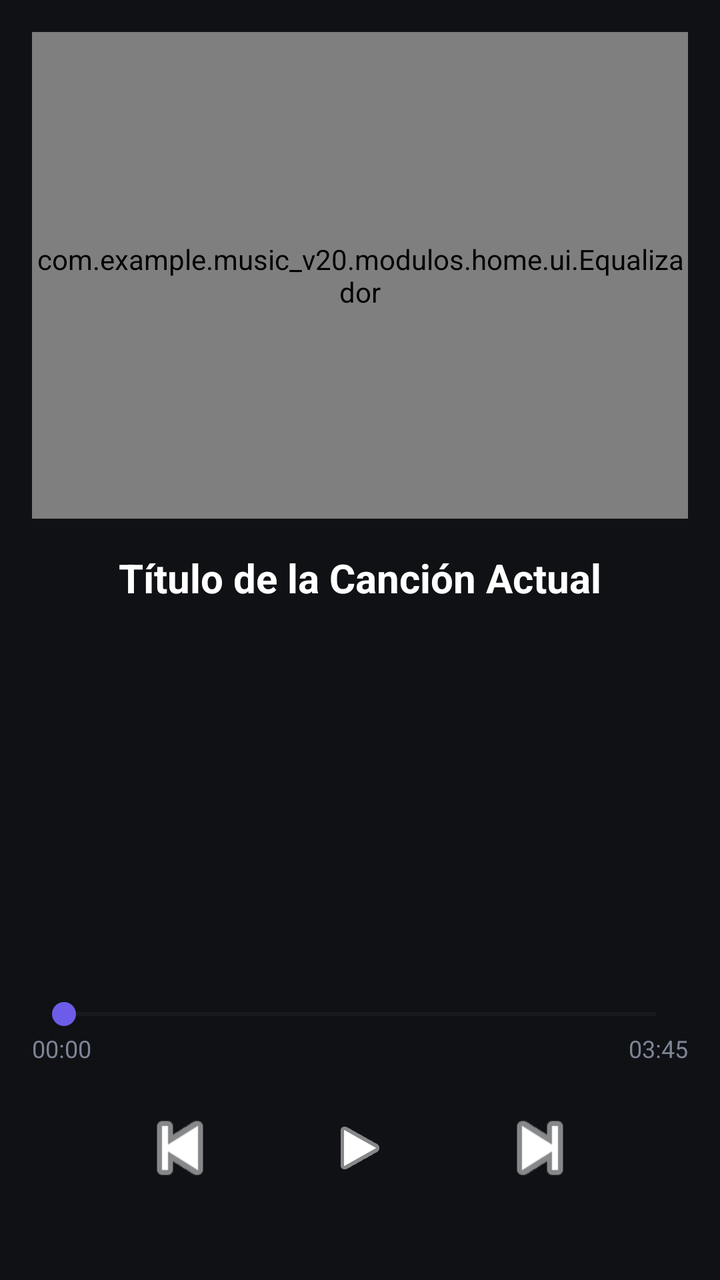
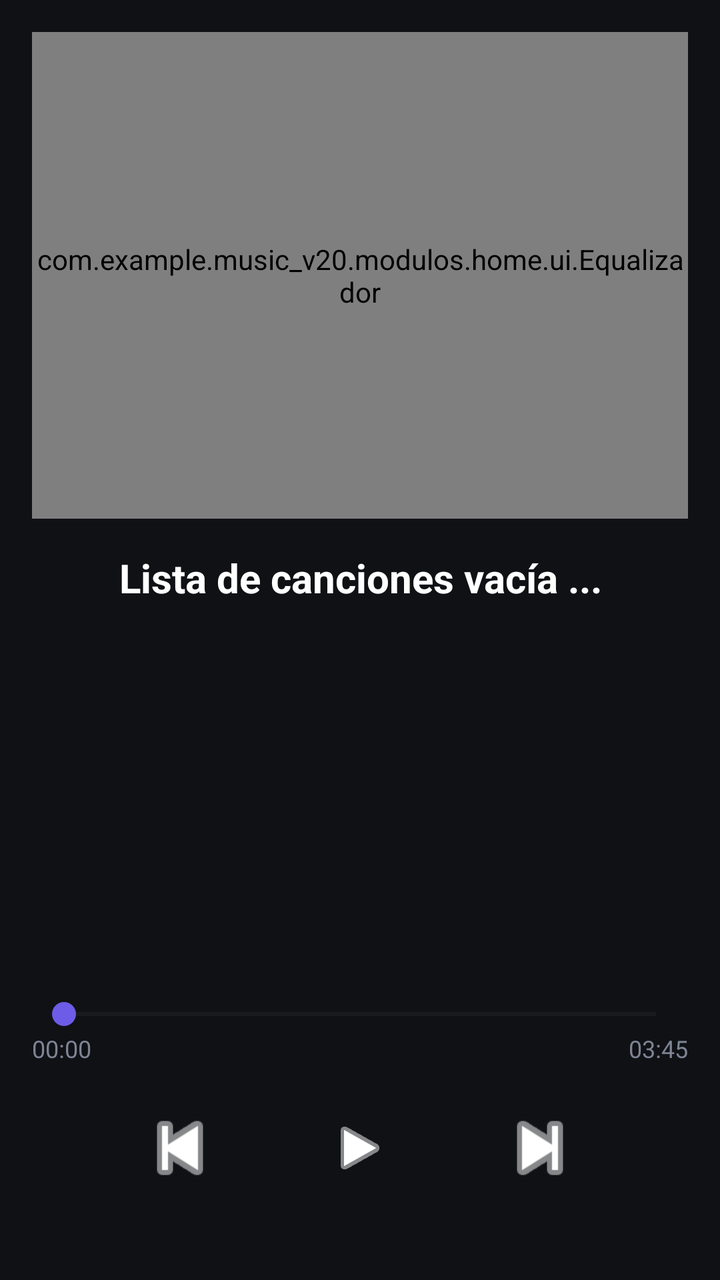

Two renders of the same Android screen: before a commit and after it. Below are the layout's source before the change and the commit's diff.
<!-- AndroidManifest.xml: application theme Theme.Music_V20 -->
<!-- res/layout/activity_player.xml -->
<?xml version="1.0" encoding="utf-8"?>
<androidx.constraintlayout.widget.ConstraintLayout
    xmlns:android= "http://schemas.android.com/apk/res/android"
    xmlns:app="http://schemas.android.com/apk/res-auto"
    xmlns:tools="http://schemas.android.com/tools"
    android:layout_width="match_parent"
    android:layout_height="match_parent"
    android:background="@color/backcolor_app"
    android:padding="16dp"
    tools:context=".modulos.home.ui.PlayerActivity">

    
    <com.example.music_v20.modulos.home.ui.Equalizador
        android:id="@+id/spectrumVisualizer"
        android:layout_width="0dp"
        android:layout_height="0dp"
        android:background="#0AFFFFFF"
        app:layout_constraintHeight_percent="0.4"
        app:layout_constraintEnd_toEndOf="parent"
        app:layout_constraintStart_toStartOf="parent"
        app:layout_constraintTop_toTopOf="parent" />

    <TextView
        android:id="@+id/txtCancion"
        android:layout_width="0dp"
        android:layout_height="wrap_content"
        android:layout_marginTop="16dp"
        android:text="Título de la Canción Actual"
        android:textAlignment="center"
        android:textSize="20sp"
        android:textColor="@color/texto_principal"
        android:textStyle="bold"
        android:maxLines="1"
        android:ellipsize="end"
        app:layout_constraintEnd_toEndOf="parent"
        app:layout_constraintStart_toStartOf="parent"
        app:layout_constraintTop_toBottomOf="@id/spectrumVisualizer" />

    
    <androidx.cardview.widget.CardView
        android:id="@+id/cardContenedorLista"
        android:layout_width="0dp"
        android:layout_height="0dp"
        android:layout_marginTop="16dp"
        android:layout_marginBottom="24dp"
        app:cardCornerRadius="20dp"
        app:cardElevation="0dp"
        app:cardBackgroundColor="@color/backcolor_app"
        app:layout_constraintBottom_toTopOf="@id/seekBarraProgreso"
        app:layout_constraintEnd_toEndOf="parent"
        app:layout_constraintStart_toStartOf="parent"
        app:layout_constraintTop_toBottomOf="@id/txtCancion">

        <androidx.recyclerview.widget.RecyclerView
            android:id="@+id/rvCanciones"
            android:layout_width="match_parent"
            android:layout_height="match_parent"
            android:padding="4dp"
            android:clipToPadding="false"
            tools:listitem="@layout/item_player" />

    </androidx.cardview.widget.CardView>

    
    <SeekBar
        android:id="@+id/seekBarraProgreso"
        android:layout_width="0dp"
        android:layout_height="wrap_content"
        android:layout_marginBottom="24dp"
        android:progressTint="@color/primario"
        android:thumbTint="@color/primario"
        android:progressBackgroundTint="#26FFFFFF"
        app:layout_constraintBottom_toTopOf="@id/btnPlay"
        app:layout_constraintEnd_toEndOf="parent"
        app:layout_constraintStart_toStartOf="parent" />

    <TextView
        android:id="@+id/txtProgreso"
        android:layout_width="wrap_content"
        android:layout_height="wrap_content"
        android:text="00:00"
        android:textSize="12sp"
        android:textColor="@color/texto_secundario"
        app:layout_constraintStart_toStartOf="@id/seekBarraProgreso"
        app:layout_constraintTop_toBottomOf="@id/seekBarraProgreso" />

    <TextView
        android:id="@+id/txtDuracion"
        android:layout_width="wrap_content"
        android:layout_height="wrap_content"
        android:text="03:45"
        android:textSize="12sp"
        android:textColor="@color/texto_secundario"
        app:layout_constraintEnd_toEndOf="@id/seekBarraProgreso"
        app:layout_constraintTop_toBottomOf="@id/seekBarraProgreso" />

    
    <ImageButton
        android:id="@+id/btnAtras"
        android:layout_width="48dp"
        android:layout_height="48dp"
        android:layout_marginEnd="32dp"
        android:background="?attr/selectableItemBackgroundBorderless"
        android:contentDescription="Atrás"
        android:scaleType="fitCenter"
        android:src="@android:drawable/ic_media_previous"
        app:tint="@color/texto_principal"
        app:layout_constraintBottom_toBottomOf="@id/btnPlay"
        app:layout_constraintEnd_toStartOf="@id/btnPlay"
        app:layout_constraintTop_toTopOf="@id/btnPlay" />

    
    <ImageButton
        android:id="@+id/btnPlay"
        android:layout_width="68dp"
        android:layout_height="68dp"
        android:layout_marginBottom="16dp"
        android:background="@android:color/transparent"
        android:backgroundTint="@color/primario"
        android:elevation="6dp"
        android:contentDescription="Play o Pause"
        android:scaleType="centerInside"
        android:src="@android:drawable/ic_media_play"
        app:tint="@color/texto_principal"
        app:layout_constraintBottom_toBottomOf="parent"
        app:layout_constraintEnd_toEndOf="parent"
        app:layout_constraintStart_toStartOf="parent" />

    
    <ImageButton
        android:id="@+id/btnAdelante"
        android:layout_width="48dp"
        android:layout_height="48dp"
        android:layout_marginStart="32dp"
        android:background="?attr/selectableItemBackgroundBorderless"
        android:contentDescription="Adelante"
        android:scaleType="fitCenter"
        android:src="@android:drawable/ic_media_next"
        app:tint="@color/texto_principal"
        app:layout_constraintBottom_toBottomOf="@id/btnPlay"
        app:layout_constraintStart_toEndOf="@id/btnPlay"
        app:layout_constraintTop_toTopOf="@id/btnPlay" />


    
    <ProgressBar
        android:id="@+id/pbCargando"
        android:layout_width="60dp"
        android:layout_height="60dp"
        android:visibility="gone"
        android:elevation="8dp"
        style="?android:attr/progressBarStyle"
        app:layout_constraintTop_toTopOf="parent"
        app:layout_constraintBottom_toBottomOf="parent"
        app:layout_constraintStart_toStartOf="parent"
        app:layout_constraintEnd_toEndOf="parent" />


</androidx.constraintlayout.widget.ConstraintLayout>
<!-- res/layout/item_player.xml (included above) -->
<?xml version="1.0" encoding="utf-8"?>
<androidx.cardview.widget.CardView
    xmlns:android="http://schemas.android.com/apk/res/android"
    xmlns:app="http://schemas.android.com/apk/res-auto"
    android:layout_width="match_parent"
    android:layout_height="wrap_content"
    android:clickable="true"
    android:focusable="true"
    android:layout_marginHorizontal="4dp"
    android:layout_marginVertical="6dp"
    android:foreground="?attr/selectableItemBackground"
    app:cardCornerRadius="14dp"
    app:cardElevation="0dp"
    app:cardBackgroundColor="@color/back_color_item">

    <LinearLayout
        android:layout_width="match_parent"
        android:layout_height="wrap_content"
        android:gravity="center_vertical"
        android:orientation="horizontal"
        android:padding="12dp">

        
        <ImageView
            android:id="@+id/imgPlay"
            android:layout_width="40dp"
            android:layout_height="40dp"
            android:padding="10dp"
            android:background="@android:color/transparent"
            android:backgroundTint="#1A6C5CE7"
            android:src="@android:drawable/ic_media_play"
            app:tint="@color/primario"
            android:importantForAccessibility="no" />

        
        <TextView
            android:id="@+id/txtCancion"
            android:layout_width="0dp"
            android:layout_height="wrap_content"
            android:layout_weight="1"
            android:layout_marginStart="16dp"
            android:text="Nombre de la Canción"
            android:textColor="@color/texto_principal"
            android:textSize="16sp"
            android:textStyle="bold"
            android:maxLines="1"
            android:ellipsize="end" />

        
        <TextView
            android:id="@+id/txtDuracion"
            android:layout_width="wrap_content"
            android:layout_height="wrap_content"
            android:layout_marginStart="12dp"
            android:text="00:00"
            android:textColor="@color/texto_secundario"
            android:textSize="14sp" />

    </LinearLayout>
</androidx.cardview.widget.CardView>
<!-- resources referenced by this layout -->
<resources>
  <color name="back_color_item">#181A20</color>
  <color name="backcolor_app">#0F1115</color>
  <color name="primario">#6C5CE7</color>
  <color name="texto_principal">#FFFFFF</color>
  <color name="texto_secundario">#7E8494</color>
  <style name="Theme.Music_V20" parent="Base.Theme.Music_V20" />
  <style name="Base.Theme.Music_V20" parent="Theme.Material3.DayNight.NoActionBar">
          
          
      </style>
</resources>

<!-- the commit's change to res/layout/activity_player.xml (unified diff, before → after) -->
@@ -11,7 +11,7 @@
 
     
     <com.example.music_v20.modulos.home.ui.Equalizador
-        android:id="@+id/spectrumVisualizer"
+        android:id="@+id/visualizadorEQ"
         android:layout_width="0dp"
         android:layout_height="0dp"
         android:background="#0AFFFFFF"
@@ -25,7 +25,7 @@
         android:layout_width="0dp"
         android:layout_height="wrap_content"
         android:layout_marginTop="16dp"
-        android:text="Título de la Canción Actual"
+        android:text="Lista de canciones vacía ..."
         android:textAlignment="center"
         android:textSize="20sp"
         android:textColor="@color/texto_principal"
@@ -34,7 +34,7 @@
         android:ellipsize="end"
         app:layout_constraintEnd_toEndOf="parent"
         app:layout_constraintStart_toStartOf="parent"
-        app:layout_constraintTop_toBottomOf="@id/spectrumVisualizer" />
+        app:layout_constraintTop_toBottomOf="@id/visualizadorEQ" />
 
     
     <androidx.cardview.widget.CardView
@@ -162,23 +162,23 @@
 <androidx.cardview.widget.CardView
     xmlns:android="http://schemas.android.com/apk/res/android"
     xmlns:app="http://schemas.android.com/apk/res-auto"
+    android:id="@+id/cardItemCancion"
     android:layout_width="match_parent"
     android:layout_height="wrap_content"
     android:clickable="true"
     android:focusable="true"
     android:layout_marginHorizontal="4dp"
-    android:layout_marginVertical="6dp"
-    android:foreground="?attr/selectableItemBackground"
+    android:layout_marginVertical="4dp"
     app:cardCornerRadius="14dp"
-    app:cardElevation="0dp"
-    app:cardBackgroundColor="@color/back_color_item">
+    app:cardElevation="0dp">
 
     <LinearLayout
         android:layout_width="match_parent"
         android:layout_height="wrap_content"
         android:gravity="center_vertical"
         android:orientation="horizontal"
-        android:padding="12dp">
+        android:padding="8dp"
+        android:background="@drawable/item_player_selector">
 
         
         <ImageView
@@ -214,7 +214,7 @@
             android:layout_marginStart="12dp"
             android:text="00:00"
             android:textColor="@color/texto_secundario"
-            android:textSize="14sp" />
+            android:textSize="16sp" />
 
     </LinearLayout>
 </androidx.cardview.widget.CardView>
<!-- resource entries referenced after the edit -->
@@ -5,7 +5,23 @@
   <color name="primario">#6C5CE7</color>
   <color name="texto_principal">#FFFFFF</color>
   <color name="texto_secundario">#7E8494</color>
+  <!-- drawable item_player_selector (drawable) -->
+  <?xml version="1.0" encoding="utf-8"?>
+  <selector xmlns:android="http://schemas.android.com/apk/res/android">
+      
+      <item android:state_selected="true">
+          
+          <color android:color="@color/back_color_item_click" />
+      </item>
+  
+      
+      <item>
+          
+          <color android:color="@color/back_color_item" />
+      </item>
+  </selector>
   <style name="Theme.Music_V20" parent="Base.Theme.Music_V20" />
+  <color name="back_color_item_click">#E91E63</color>
   <style name="Base.Theme.Music_V20" parent="Theme.Material3.DayNight.NoActionBar">
           
           
